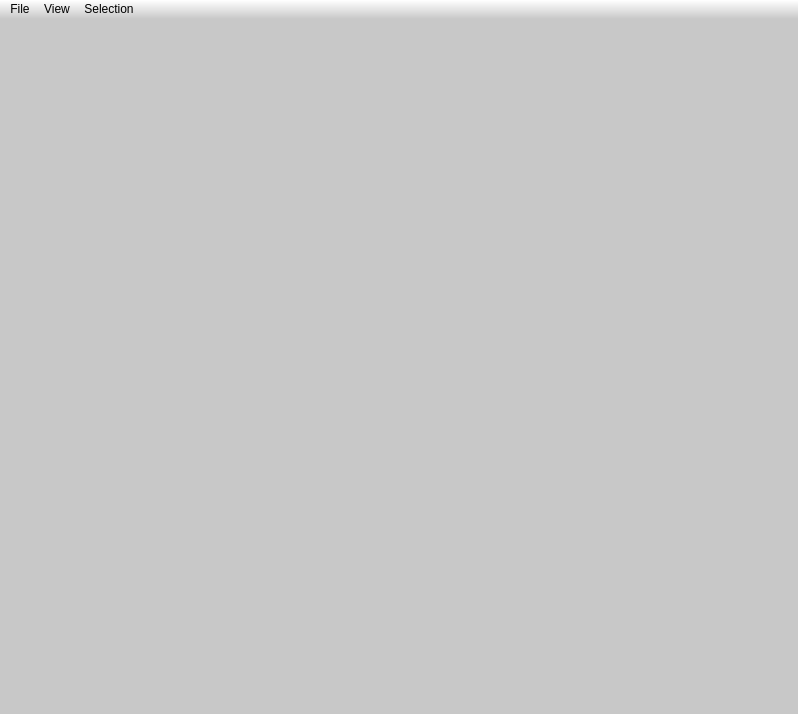
Old version of the form src/saisie/mainwindow.ui in the repository micmacIGN/micmac.
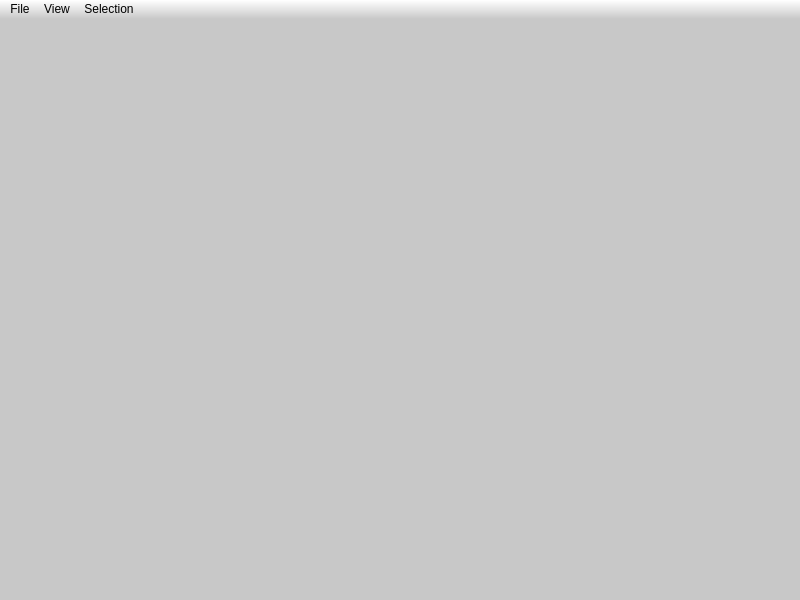
New version of the form. Icons and pictures are not drawn.

The edit to the form file:
```diff
--- a/src/saisie/mainwindow.ui
+++ b/src/saisie/mainwindow.ui
@@ -6,8 +6,8 @@
    <rect>
     <x>0</x>
     <y>0</y>
-    <width>798</width>
-    <height>714</height>
+    <width>800</width>
+    <height>600</height>
    </rect>
   </property>
   <property name="acceptDrops">
@@ -95,7 +95,7 @@
     <rect>
      <x>0</x>
      <y>0</y>
-     <width>798</width>
+     <width>800</width>
      <height>21</height>
     </rect>
    </property>
```
Left out of the diff: 24 changed lines with no effect on the pictures.
